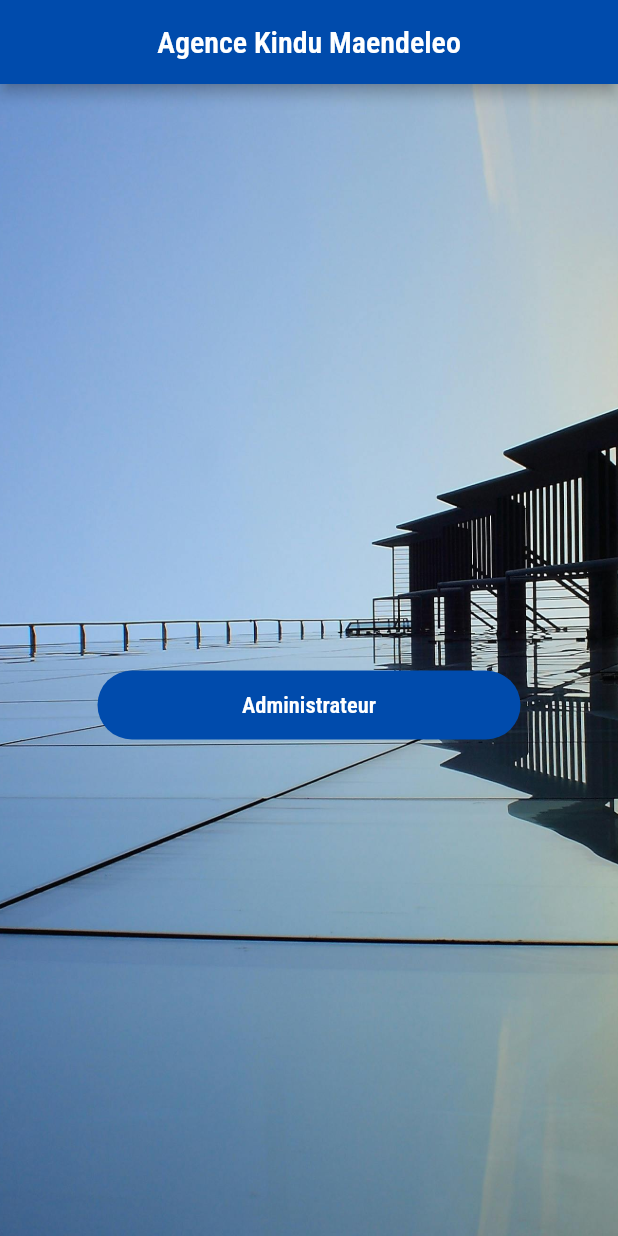
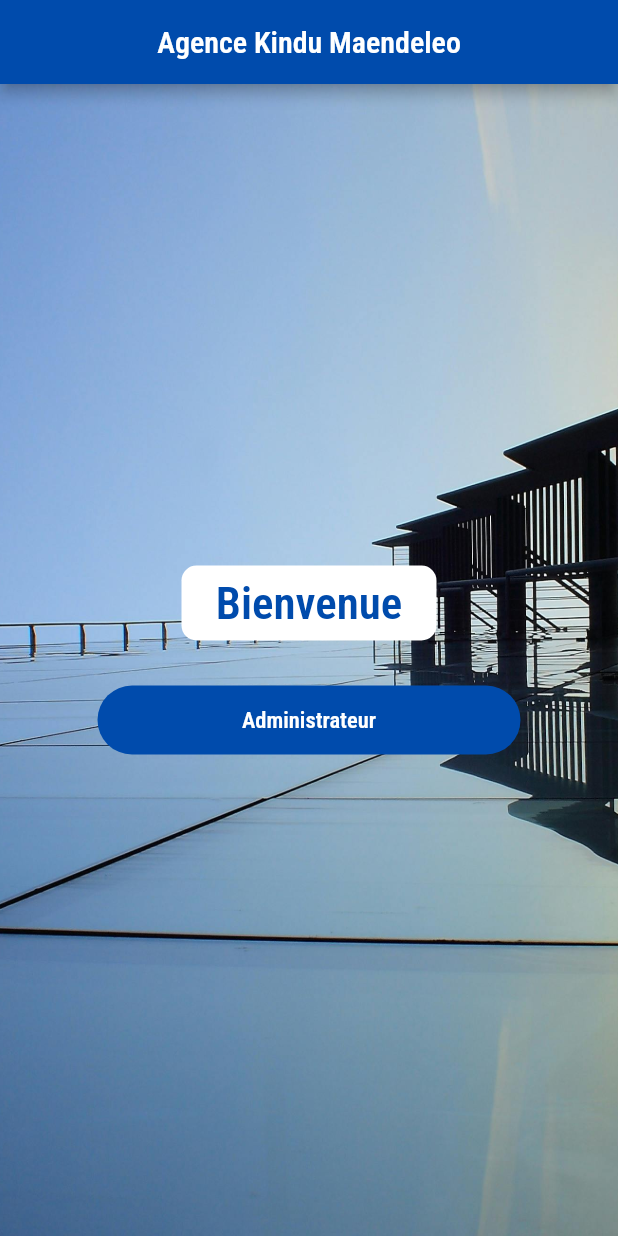
Before and after one commit to quantdev01/packet-management, a Flutter app: the screen it shows after launch, on a phone screen of 412 x 824 dp. Run offline on Flutter 3.47's test engine with Material 3 defaults, Android fonts, the phone set to English and light mode, and no system bars; our stand-ins replace cloud_firestore, firebase_core, font_awesome_flutter, pdf, printing, shimmer; accounts and stored records are empty.

Commit message:
ready for production v1

```diff
--- a/lib/screens/home_mobile.dart
+++ b/lib/screens/home_mobile.dart
@@ -12,10 +12,7 @@ class HomeMobile extends StatelessWidget {
       appBar: AppBar(
         centerTitle: true,
         backgroundColor: kBlueColor,
-        title: const Text(
-          'Agence Kindu Maendeleo',
-          style: TextStyle(fontFamily: 'Condensed'),
-        ),
+        title: const Text('Agence Kindu Maendeleo'),
       ),
       body: Column(
         children: [
@@ -32,7 +29,22 @@ class HomeMobile extends StatelessWidget {
               child: Column(
                 mainAxisAlignment: MainAxisAlignment.center,
                 children: [
-                  const SizedBox(height: 30),
+                  Container(
+                    alignment: Alignment.center,
+                    height: 50,
+                    width: 170,
+                    decoration: BoxDecoration(
+                        color: Colors.white,
+                        borderRadius: BorderRadius.circular(10)),
+                    child: Text(
+                      'Bienvenue',
+                      style: TextStyle(
+                        color: kBlueColor,
+                        fontSize: 30,
+                      ),
+                    ),
+                  ),
+
                   // GestureDetector(
                   //   onTap: () {
                   //     Navigator.push(
```
